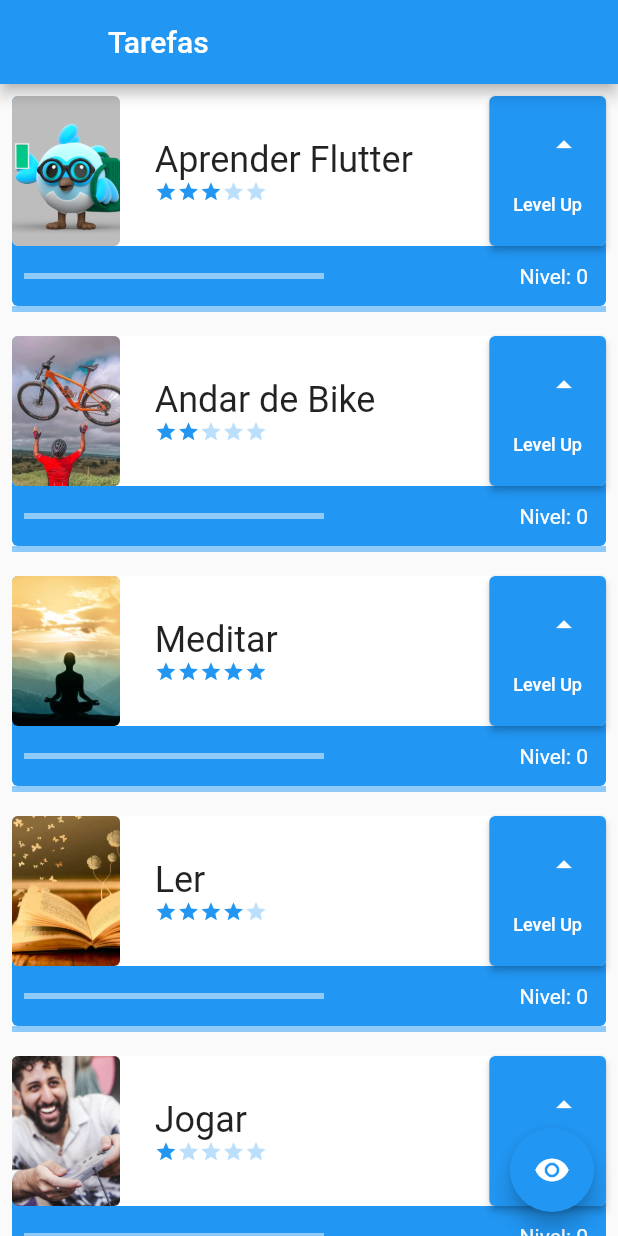
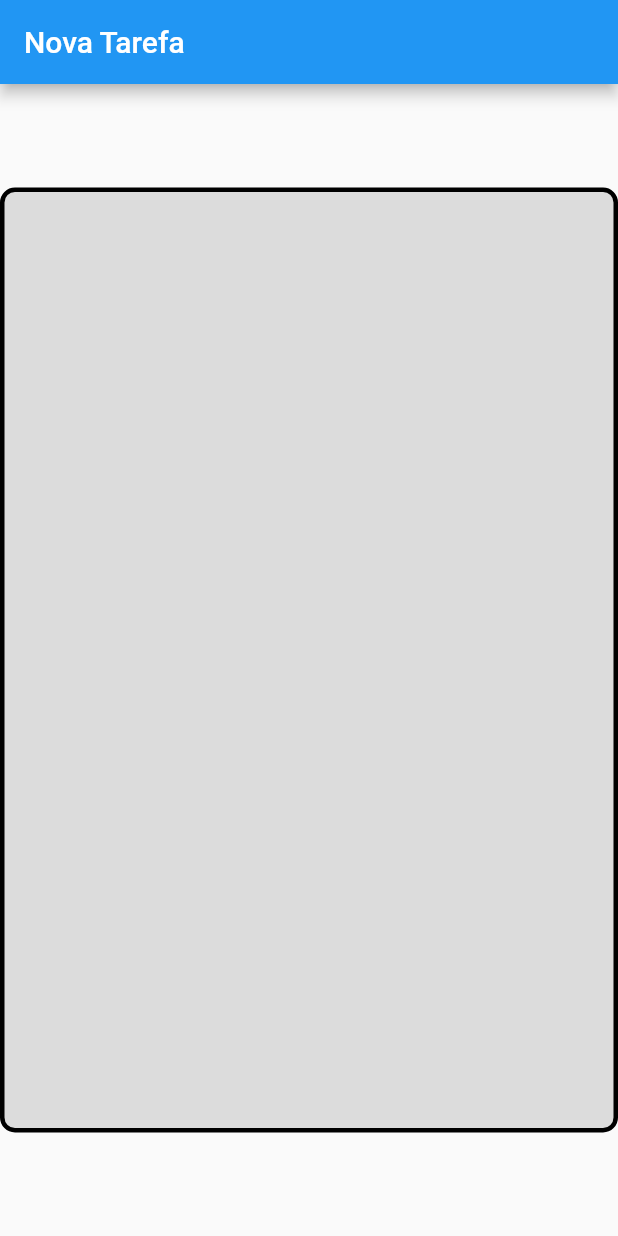
Before and after one commit to fercguerra/app_alura, a Flutter app: the screen it shows after launch, on a phone screen of 412 x 824 dp. Run offline on Flutter 3.47's test engine with Material 2 defaults, Android fonts, the phone set to English and light mode, and no system bars.

Commit message:
Criação tela de formulário

```diff
--- a/lib/main.dart
+++ b/lib/main.dart
@@ -1,4 +1,6 @@
 import 'package:flutter/material.dart';
+
+import 'screens/form_screen.dart';
 
 void main() {
   runApp(MyApp());
@@ -23,7 +25,13 @@ class _MyAppState extends State<MyApp> {
       theme: ThemeData(
         primarySwatch: Colors.blue,
       ),
-      home: Scaffold(
+      home: FormScreen(),
+    );
+  }
+}
+
+
+       /*Scaffold(
         appBar: AppBar(
           leading: Container(),
           title: const Text('Tarefas'),
@@ -233,3 +241,4 @@ class _TaskState extends State<Task> {
     );
   }
 }
+*/
--- /dev/null
+++ b/lib/screens/form_screen.dart
@@ -0,0 +1,33 @@
+import 'package:flutter/material.dart';
+
+class FormScreen extends StatefulWidget {
+  const FormScreen({Key? key}) : super(key: key);
+
+  @override
+  State<FormScreen> createState() => _FormScreenState();
+}
+
+class _FormScreenState extends State<FormScreen> {
+  @override
+  Widget build(BuildContext context) {
+    return Scaffold(
+      appBar: AppBar(
+        title: const Text('Nova Tarefa'),
+      ),
+      body: Center(
+        child: Container(
+          height: 630,
+          width: 460,
+          decoration: BoxDecoration(
+            color: Colors.black12,
+            borderRadius: BorderRadius.circular(10),
+            border: Border.all(width: 3),
+          ),
+          child: Column(
+            children: [],
+          ),
+        ),
+      ),
+    );
+  }
+}
```
